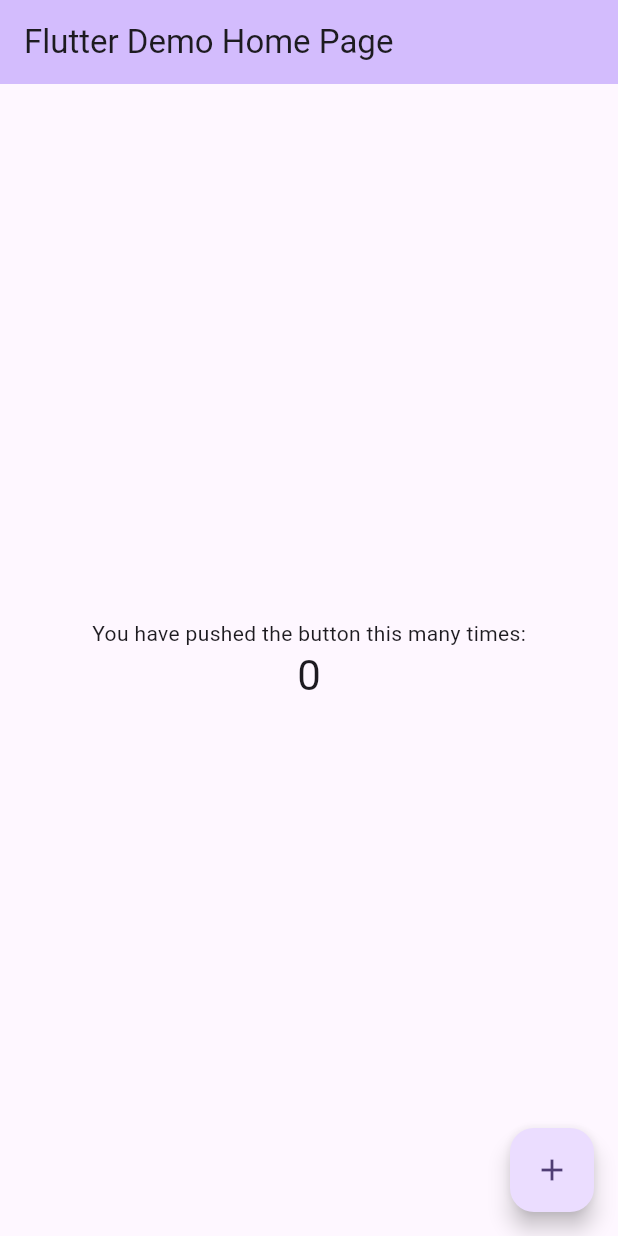
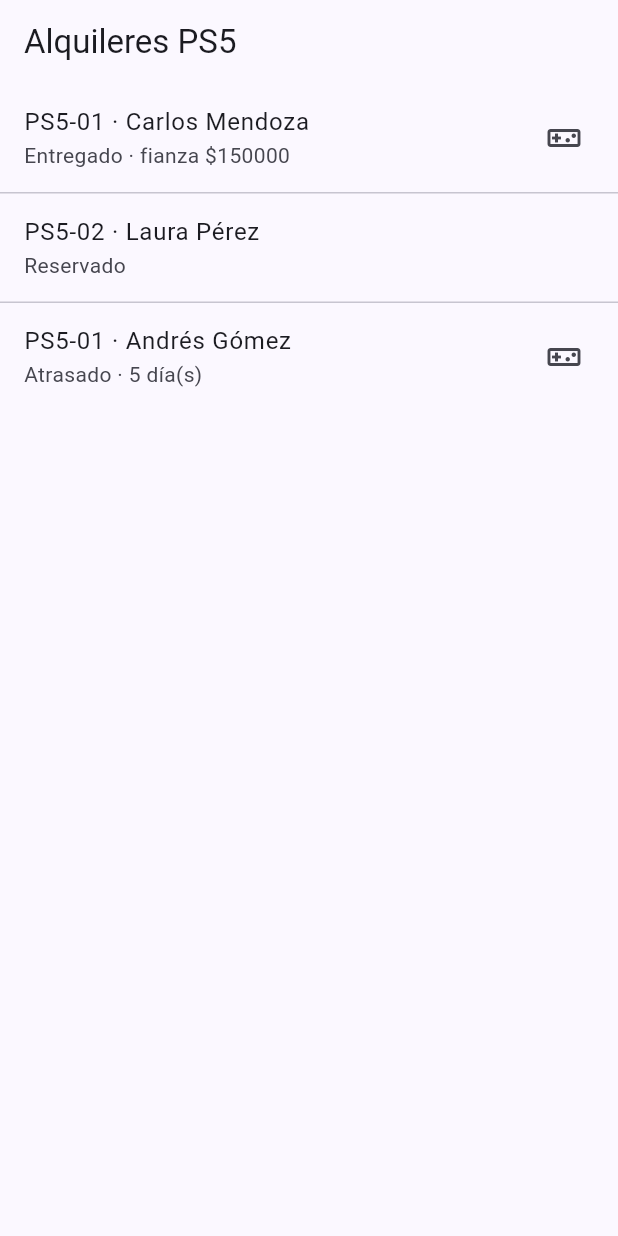
Before and after one commit to leninrys1218-alt/mi_primer_app, a Flutter app: the screen it shows after launch, on a phone screen of 412 x 824 dp. Run offline on Flutter 3.47's test engine with Material 3 defaults, Android fonts, the phone set to English and light mode, and no system bars.

Commit message:
vista basica temporal

```diff
--- a/lib/main.dart
+++ b/lib/main.dart
@@ -1,122 +1,63 @@
 import 'package:flutter/material.dart';
+import 'package:mi_primer_proyecto_flutter/features/alquileres/data/alquileres_locales.dart';
+import 'package:mi_primer_proyecto_flutter/features/alquileres/domain/alquiler.dart';
 
-void main() {
-  runApp(const MyApp());
+void main() => runApp(const MiApp());
+
+class MiApp extends StatelessWidget {
+  const MiApp({super.key});
+
+  @override
+  Widget build(BuildContext context) => MaterialApp(
+    title: 'Alquiler PS5',
+    theme: ThemeData(colorSchemeSeed: Colors.indigo),
+    home: const PantallaAlquileres(),
+  );
 }
 
-class MyApp extends StatelessWidget {
-  const MyApp({super.key});
+class PantallaAlquileres extends StatefulWidget {
+  const PantallaAlquileres({super.key});
 
-  // This widget is the root of your application.
   @override
-  Widget build(BuildContext context) {
-    return MaterialApp(
-      title: 'Flutter Demo',
-      theme: ThemeData(
-        // This is the theme of your application.
-        //
-        // TRY THIS: Try running your application with "flutter run". You'll see
-        // the application has a purple toolbar. Then, without quitting the app,
-        // try changing the seedColor in the colorScheme below to Colors.green
-        // and then invoke "hot reload" (save your changes or press the "hot
-        // reload" button in a Flutter-supported IDE, or press "r" if you used
-        // the command line to start the app).
-        //
-        // Notice that the counter didn't reset back to zero; the application
-        // state is not lost during the reload. To reset the state, use hot
-        // restart instead.
-        //
-        // This works for code too, not just values: Most code changes can be
-        // tested with just a hot reload.
-        colorScheme: .fromSeed(seedColor: Colors.deepPurple),
-      ),
-      home: const MyHomePage(title: 'Flutter Demo Home Page'),
-    );
-  }
+  State<PantallaAlquileres> createState() => _PantallaAlquileresState();
 }
 
-class MyHomePage extends StatefulWidget {
-  const MyHomePage({super.key, required this.title});
-
-  // This widget is the home page of your application. It is stateful, meaning
-  // that it has a State object (defined below) that contains fields that affect
-  // how it looks.
-
-  // This class is the configuration for the state. It holds the values (in this
-  // case the title) provided by the parent (in this case the App widget) and
-  // used by the build method of the State. Fields in a Widget subclass are
-  // always marked "final".
-
-  final String title;
+class _PantallaAlquileresState extends State<PantallaAlquileres> {
+  // `late final` en el campo: el Future se crea UNA sola vez.
+  // Crearlo dentro de build() lo relanza en cada reconstrucción.
+  late final Future<List<Alquiler>> _alquileres = AlquileresLocales()
+      .obtenerTodos();
 
   @override
-  State<MyHomePage> createState() => _MyHomePageState();
+  Widget build(BuildContext context) => Scaffold(
+    appBar: AppBar(title: const Text('Alquileres PS5')),
+    body: FutureBuilder<List<Alquiler>>(
+      future: _alquileres,
+      builder: (context, snapshot) {
+        if (snapshot.connectionState != ConnectionState.done) {
+          return const Center(child: CircularProgressIndicator());
+        }
+        if (snapshot.hasError) {
+          // El mensaje de CampoInvalido dice el campo exacto que falló.
+          return Center(child: Text('No se pudo leer:\n${snapshot.error}'));
+        }
+
+        final alquileres = snapshot.data ?? const <Alquiler>[];
+        return ListView.separated(
+          itemCount: alquileres.length,
+          separatorBuilder: (_, _) => const Divider(height: 1),
+          itemBuilder: (context, i) {
+            final alquiler = alquileres[i];
+            return ListTile(
+              title: Text('${alquiler.consolaId} · ${alquiler.cliente.nombre}'),
+              subtitle: Text(alquiler.estado.etiqueta),
+              trailing: alquiler.consolaEnPoderDelCliente
+                  ? const Icon(Icons.videogame_asset_outlined)
+                  : null,
+            );
+          },
+        );
+      },
+    ),
+  );
 }
-
-class _MyHomePageState extends State<MyHomePage> {
-  int _counter = 0;
-
-  void _incrementCounter() {
-    setState(() {
-      // This call to setState tells the Flutter framework that something has
-      // changed in this State, which causes it to rerun the build method below
-      // so that the display can reflect the updated values. If we changed
-      // _counter without calling setState(), then the build method would not be
-      // called again, and so nothing would appear to happen.
-      _counter++;
-    });
-  }
-
-  @override
-  Widget build(BuildContext context) {
-    // This method is rerun every time setState is called, for instance as done
-    // by the _incrementCounter method above.
-    //
-    // The Flutter framework has been optimized to make rerunning build methods
-    // fast, so that you can just rebuild anything that needs updating rather
-    // than having to individually change instances of widgets.
-    return Scaffold(
-      appBar: AppBar(
-        // TRY THIS: Try changing the color here to a specific color (to
-        // Colors.amber, perhaps?) and trigger a hot reload to see the AppBar
-        // change color while the other colors stay the same.
-        backgroundColor: Theme.of(context).colorScheme.inversePrimary,
-        // Here we take the value from the MyHomePage object that was created by
-        // the App.build method, and use it to set our appbar title.
-        title: Text(widget.title),
-      ),
-      body: Center(
-        // Center is a layout widget. It takes a single child and positions it
-        // in the middle of the parent.
-        child: Column(
-          // Column is also a layout widget. It takes a list of children and
-          // arranges them vertically. By default, it sizes itself to fit its
-          // children horizontally, and tries to be as tall as its parent.
-          //
-          // Column has various properties to control how it sizes itself and
-          // how it positions its children. Here we use mainAxisAlignment to
-          // center the children vertically; the main axis here is the vertical
-          // axis because Columns are vertical (the cross axis would be
-          // horizontal).
-          //
-          // TRY THIS: Invoke "debug painting" (choose the "Toggle Debug Paint"
-          // action in the IDE, or press "p" in the console), to see the
-          // wireframe for each widget.
-          mainAxisAlignment: .center,
-          children: [
-            const Text('You have pushed the button this many times:'),
-            Text(
-              '$_counter',
-              style: Theme.of(context).textTheme.headlineMedium,
-            ),
-          ],
-        ),
-      ),
-      floatingActionButton: FloatingActionButton(
-        onPressed: _incrementCounter,
-        tooltip: 'Increment',
-        child: const Icon(Icons.add),
-      ),
-    );
-  }
-}
```
